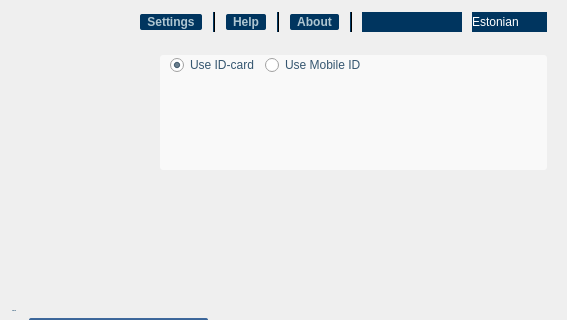
First picture: the form in client/ui/MainWindow.ui, repository open-eid/qdigidoc, before the edit; both pictures show x 83 to 650 and y 0 to 320 of the 650 by 552 pixel window.
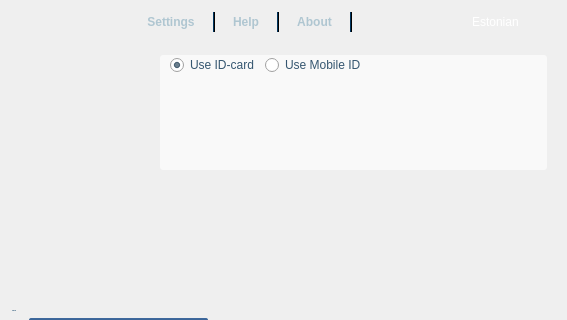
Second picture: the form after the edit. Icons and pictures are not drawn. Custom widgets are drawn as their Qt base class.

Commit message:
Use custom background when qdigidocclient.png/qdigidoccrypto.png found same folder
IB-4228

```diff
--- a/client/ui/MainWindow.ui
+++ b/client/ui/MainWindow.ui
@@ -103,7 +103,7 @@
 
 #cards, #languages
 {
-background-color: #00355F;
+background-color: transparent;
 border: 0px;
 margin-right: 0px;
 color: white;
@@ -124,7 +124,7 @@
 
 #settings, #help, #about
 {
-background-color: #00355F;
+background-color: transparent;
 color: #afc6d1;
 font: bold;
 min-width: 0px;
```
The commit also changes 6 other files.
